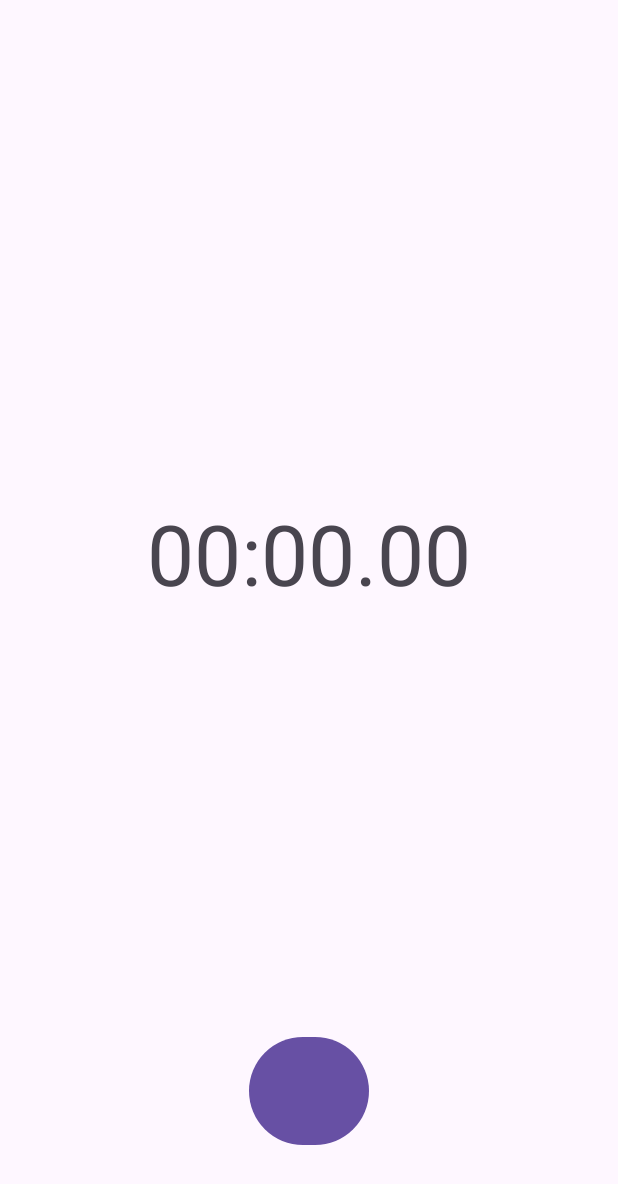
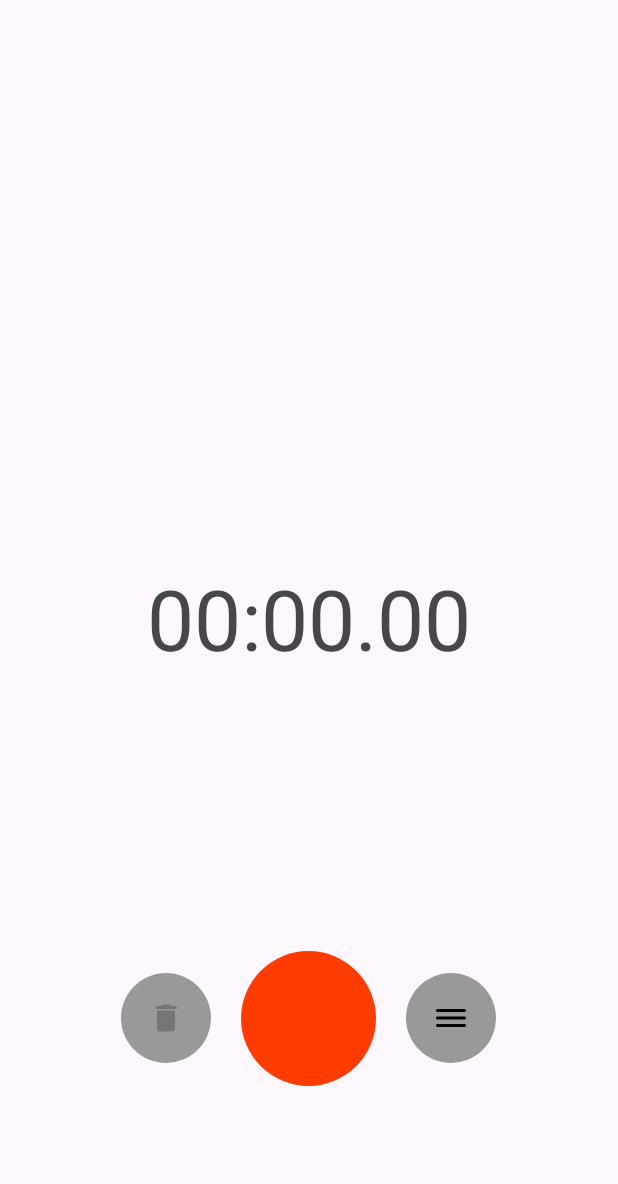
Before and after one commit to LucaFIRE12/My-Audio---Luca-Zucchi-Samuele-Riva, an Android app: the screen it shows after launch (MainActivity), on a phone screen of 412 x 824 dp. Shown: the top 1184 px of the screen. Run offline under Robolectric (Android 15) with nearby library versions, the phone set to English and light mode, and no system bars.

Commit message:
aggiunti i bottoni principali, sistemati alcuni bug, aggiunte le icone "sitemare poi i colori e la UX/UI in generale"

```diff
--- a/app/src/main/res/drawable/baseline_delete_24_disabled.xml
+++ b/app/src/main/res/drawable/baseline_delete_24_disabled.xml
@@ -1,4 +1,4 @@
-<vector android:height="24dp" android:tint="#000000"
+<vector android:height="24dp" android:tint="#99605D5D"
     android:viewportHeight="24" android:viewportWidth="24"
     android:width="24dp" xmlns:android="http://schemas.android.com/apk/res/android">
     <path android:fillColor="@android:color/white" android:pathData="M6,19c0,1.1 0.9,2 2,2h8c1.1,0 2,-0.9 2,-2V7H6v12zM19,4h-3.5l-1,-1h-5l-1,1H5v2h14V4z"/>
--- /dev/null
+++ b/app/src/main/res/drawable/ic_elenco.xml
@@ -0,0 +1,5 @@
+<vector android:height="24dp" android:tint="#000000"
+    android:viewportHeight="24" android:viewportWidth="24"
+    android:width="24dp" xmlns:android="http://schemas.android.com/apk/res/android">
+    <path android:fillColor="@android:color/white" android:pathData="M2,17c0,0.55 0.45,1 1,1h18c0.55,0 1,-0.45 1,-1s-0.45,-1 -1,-1L3,16c-0.55,0 -1,0.45 -1,1zM2,12c0,0.55 0.45,1 1,1h18c0.55,0 1,-0.45 1,-1s-0.45,-1 -1,-1L3,11c-0.55,0 -1,0.45 -1,1zM2,7c0,0.55 0.45,1 1,1h18c0.55,0 1,-0.45 1,-1s-0.45,-1 -1,-1L3,6c-0.55,0 -1,0.45 -1,1z"/>
+</vector>
--- /dev/null
+++ b/app/src/main/res/drawable/ic_ferma_rec.xml
@@ -0,0 +1,5 @@
+<vector android:height="24dp" android:tint="#000000"
+    android:viewportHeight="24" android:viewportWidth="24"
+    android:width="24dp" xmlns:android="http://schemas.android.com/apk/res/android">
+    <path android:fillColor="@android:color/white" android:pathData="M8,6h8c1.1,0 2,0.9 2,2v8c0,1.1 -0.9,2 -2,2H8c-1.1,0 -2,-0.9 -2,-2V8c0,-1.1 0.9,-2 2,-2z"/>
+</vector>
--- /dev/null
+++ b/app/src/main/res/drawable/ic_pausa.xml
@@ -0,0 +1,5 @@
+<vector android:height="24dp" android:tint="#1E5BC4"
+    android:viewportHeight="24" android:viewportWidth="24"
+    android:width="24dp" xmlns:android="http://schemas.android.com/apk/res/android">
+    <path android:fillColor="@android:color/white" android:pathData="M8,19c1.1,0 2,-0.9 2,-2L10,7c0,-1.1 -0.9,-2 -2,-2s-2,0.9 -2,2v10c0,1.1 0.9,2 2,2zM14,7v10c0,1.1 0.9,2 2,2s2,-0.9 2,-2L18,7c0,-1.1 -0.9,-2 -2,-2s-2,0.9 -2,2z"/>
+</vector>
--- /dev/null
+++ b/app/src/main/res/drawable/ic_registra.xml
@@ -0,0 +1,10 @@
+<?xml version="1.0" encoding="utf-8"?>
+<ripple xmlns:android="http://schemas.android.com/apk/res/android"
+    android:color="?rippleColor">
+    <item>
+        <shape android:shape="oval">
+            <solid android:color="#FF3C00"/>
+        </shape>
+    </item>
+
+</ripple>
--- /dev/null
+++ b/app/src/main/res/drawable/ic_sfondo_bottone.xml
@@ -0,0 +1,10 @@
+<?xml version="1.0" encoding="utf-8"?>
+<ripple xmlns:android="http://schemas.android.com/apk/res/android"
+    android:color="?rippleColor">
+    <item>
+        <shape android:shape="oval">
+            <solid android:color="#9A9999"/>
+        </shape>
+    </item>
+
+</ripple>
--- a/app/src/main/res/layout/activity_main.xml
+++ b/app/src/main/res/layout/activity_main.xml
@@ -6,15 +6,46 @@
     android:layout_height="match_parent"
     tools:context=".MainActivity">
 
-    <Button
-        android:id="@+id/button"
-        android:layout_width="80dp"
-        android:layout_height="80dp"
-        app:layout_constraintBottom_toBottomOf="parent"
-        app:layout_constraintEnd_toEndOf="parent"
-        app:layout_constraintStart_toStartOf="parent"
-        app:layout_constraintTop_toTopOf="parent"
-        app:layout_constraintVertical_bias="0.924" />
+    <LinearLayout
+        android:layout_width="match_parent"
+        android:layout_height="wrap_content"
+        android:layout_marginBottom="100dp"
+        android:gravity="center"
+        android:orientation="horizontal"
+        app:layout_constraintBaseline_toBottomOf="parent"
+        app:layout_constraintBottom_toBottomOf="parent">
+
+        <ImageButton
+            android:id="@+id/btnCancella"
+            android:layout_width="60dp"
+            android:layout_height="60dp"
+            android:background="@drawable/ic_sfondo_bottone"
+            android:src="@drawable/baseline_delete_24_disabled" />
+
+        <ImageButton
+            android:id="@+id/btnRegistra"
+            android:layout_width="90dp"
+            android:layout_height="90dp"
+            android:background="@drawable/ic_registra"
+            android:layout_marginStart="20dp"
+            android:layout_marginEnd="20dp"/>
+
+        <ImageButton
+            android:id="@+id/btnElenco"
+            android:layout_width="60dp"
+            android:layout_height="60dp"
+            android:background="@drawable/ic_sfondo_bottone"
+            android:src="@drawable/ic_elenco" />
+
+        <ImageButton
+            android:id="@+id/btnFatto"
+            android:layout_width="60dp"
+            android:layout_height="60dp"
+            android:background="@drawable/ic_sfondo_bottone"
+            android:src="@drawable/baseline_done_24"
+            android:visibility="gone" />
+    </LinearLayout>
+
 
     <TextView
         android:id="@+id/timer"
@@ -25,7 +56,6 @@
         app:layout_constraintBottom_toBottomOf="parent"
         app:layout_constraintEnd_toEndOf="parent"
         app:layout_constraintStart_toStartOf="parent"
-        app:layout_constraintTop_toTopOf="parent"
-        app:layout_constraintVertical_bias="0.442" />
+        app:layout_constraintTop_toTopOf="parent"/>
 
 </androidx.constraintlayout.widget.ConstraintLayout>
```
